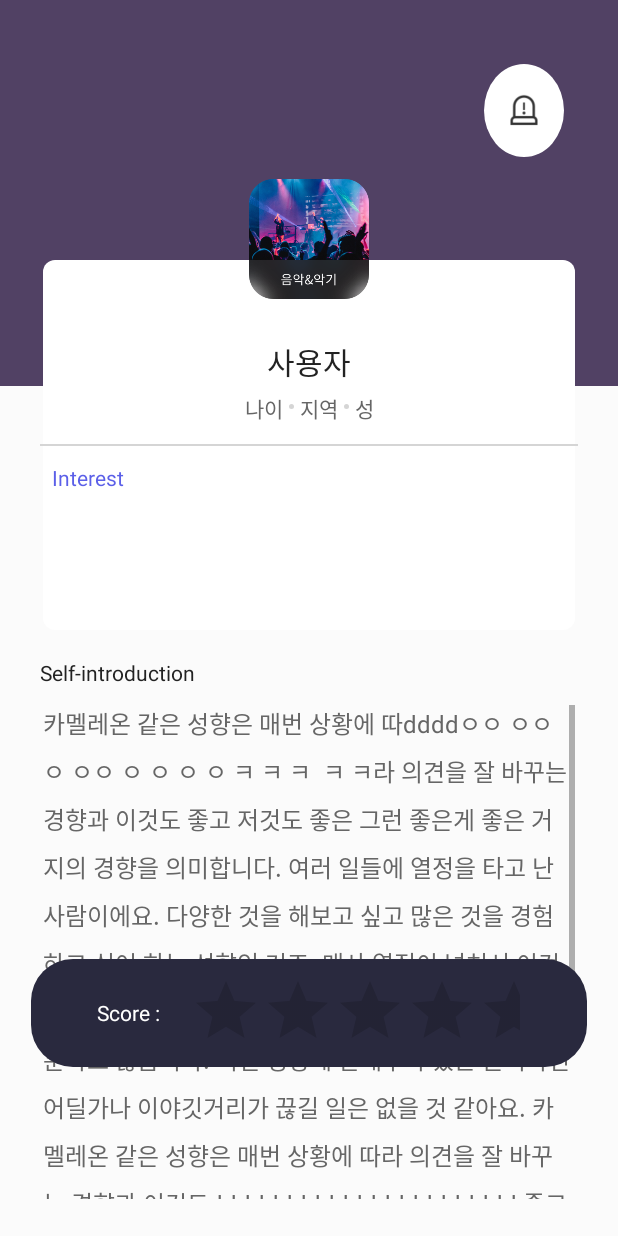
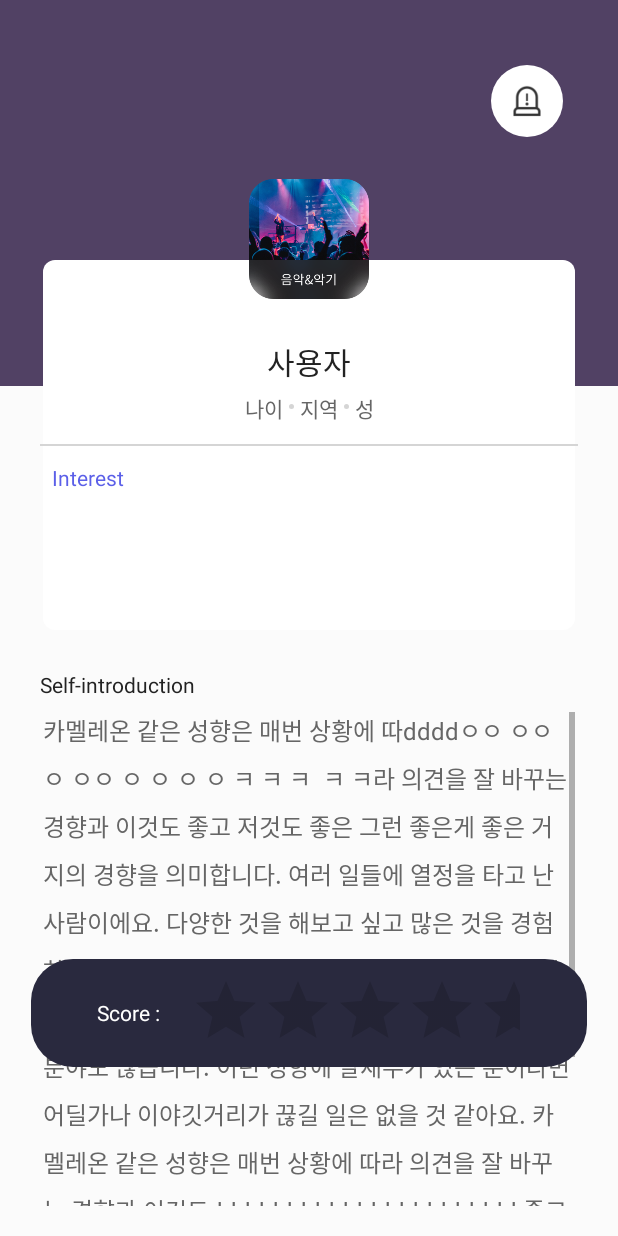
Before and after one commit to yeonggeumkang/private-serendipity, an Android app: the StoryActivity screen opened directly, with no data from a screen before it, on a phone screen of 412 x 824 dp. Run offline under Robolectric (Android 15) with nearby library versions, the phone set to English and light mode, and no system bars.

Commit message:
story layout 수정

```diff
--- a/app/src/main/res/layout/activity_story.xml
+++ b/app/src/main/res/layout/activity_story.xml
@@ -22,11 +22,9 @@
 
     <LinearLayout
         android:id="@+id/layout_claim"
-        android:layout_width="0dp"
-        android:layout_height="0dp"
+        android:layout_width="48dp"
+        android:layout_height="48dp"
         android:background="@drawable/white_circle"
-        app:layout_constraintWidth_percent="0.13"
-        app:layout_constraintHeight_percent="0.075"
         app:layout_constraintHorizontal_bias="0.9"
         app:layout_constraintVertical_bias="0.05625"
         app:layout_constraintTop_toTopOf="parent"
@@ -223,7 +221,7 @@
         app:layout_constraintWidth_percent="0.87"
         app:layout_constraintHeight_percent="0.032"
         android:gravity="start"
-        app:layout_constraintVertical_bias="0.55"
+        app:layout_constraintVertical_bias="0.56"
         android:layout_below="@+id/layout_chat"
         style="@style/Eng14DarkBoldLeft"
         android:text="Self-introduction"
@@ -237,7 +235,7 @@
         android:layout_height="0dp"
         app:layout_constraintWidth_percent="0.86"
         app:layout_constraintHeight_percent="0.4"
-        app:layout_constraintVertical_bias="0.95"
+        app:layout_constraintVertical_bias="0.96"
 
         app:layout_constraintTop_toTopOf="parent"
         app:layout_constraintBottom_toBottomOf="parent"
```
